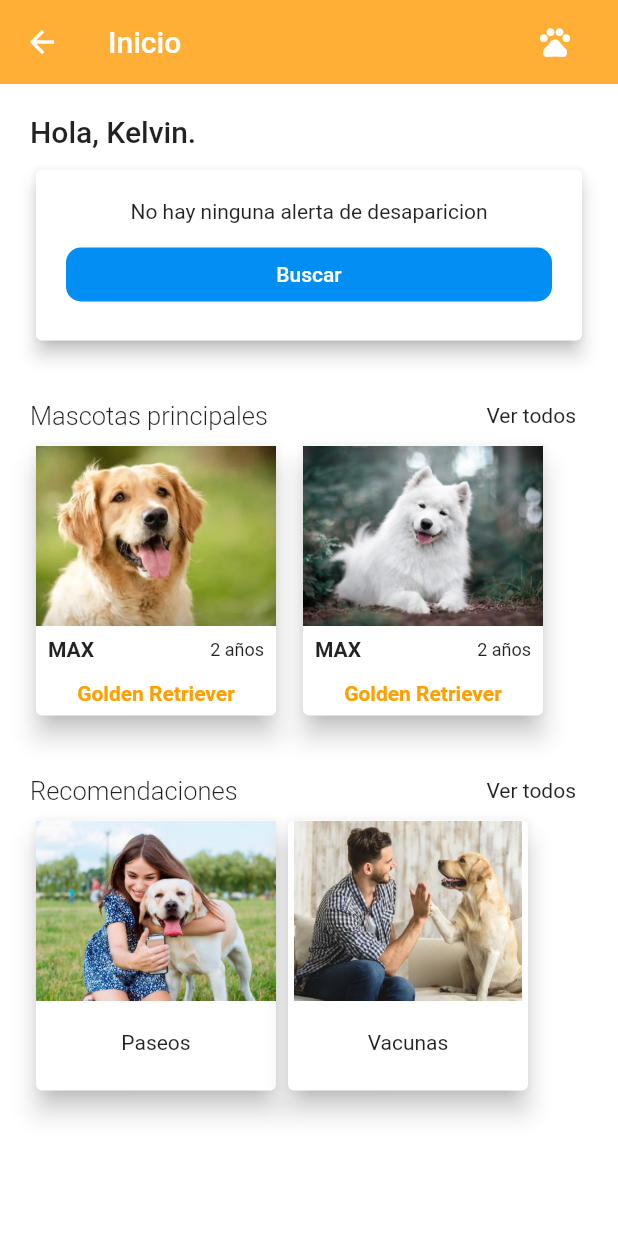
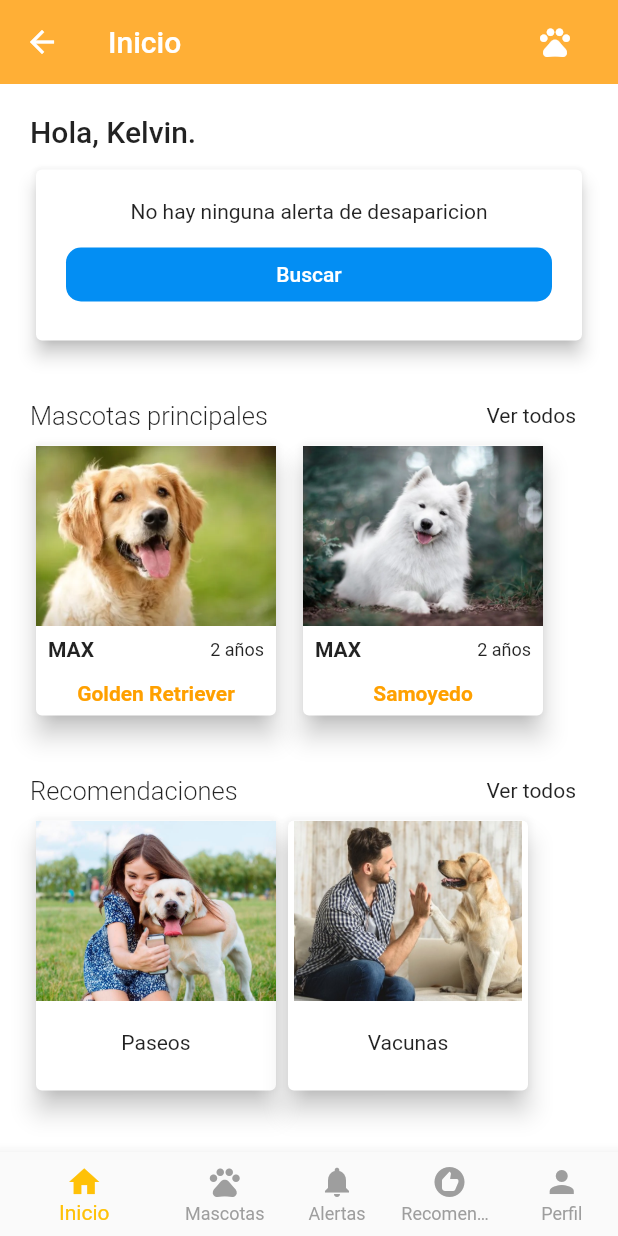
Before and after one commit to jrpardo92/petApp, a Flutter app: the LoginScreen screen opened by its route, after a tap on "Ingresar", on a phone screen of 412 x 824 dp. Run offline on Flutter 3.47's test engine with Material 2 defaults, Android fonts, the light colour scheme and no system bars.

Commit message:
barra de navegacion

```diff
--- /dev/null
+++ b/lib/Screens/botton_navigation_screen.dart
@@ -0,0 +1,44 @@
+import 'package:flutter/material.dart';
+import 'package:pet_app/Screens/screens.dart';
+import 'package:provider/provider.dart';
+
+import '../providers/ui_provider.dart';
+import '../widgets/custom_navigatorbar.dart';
+
+class Btn_Navigation_Screen extends StatelessWidget {
+  const Btn_Navigation_Screen({Key? key}) : super(key: key);
+
+  @override
+  Widget build(BuildContext context) {
+    return Scaffold(
+      body: _HomePageBody(),
+      bottomNavigationBar: customNavigationBar(),
+    );
+  }
+}
+
+class _HomePageBody extends StatelessWidget {
+  const _HomePageBody({Key? key}) : super(key: key);
+
+  @override
+  Widget build(BuildContext context) {
+    // obtener el selected opt
+    final uiProvier = Provider.of<UiProvider>(context);
+    final currentIndex = uiProvier.selectMenuOpt;
+    // final currentIndex = 1;
+    switch (currentIndex) {
+      case 0:
+        return HomeScreen();
+      case 1:
+        return PetsScreen();
+      case 2:
+        return AlertsScreen();
+      case 3:
+        return RecomendationsScreen();
+      case 4:
+        return SettingsScreen();
+      default:
+        return HomeScreen();
+    }
+  }
+}
--- a/lib/Screens/home_screen.dart
+++ b/lib/Screens/home_screen.dart
@@ -1,8 +1,12 @@
 // ignore_for_file: camel_case_types
 
 import 'package:flutter/material.dart';
+import 'package:pet_app/Screens/screens.dart';
+import 'package:provider/provider.dart';
 
+import '../providers/ui_provider.dart';
 import '../theme/app_theme.dart';
+import '../widgets/custom_navigatorbar.dart';
 
 class HomeScreen extends StatelessWidget {
   const HomeScreen({Key? key}) : super(key: key);
@@ -174,7 +178,7 @@ class _cardpet2 extends StatelessWidget {
                   padding:
                       const EdgeInsets.symmetric(horizontal: 8.0, vertical: 5),
                   child: Text(
-                    'Golden Retriever',
+                    'Samoyedo',
                     style: TextStyle(
                         color: Colors.amber[700], fontWeight: FontWeight.w600),
                   ),
--- a/lib/Screens/login_screen.dart
+++ b/lib/Screens/login_screen.dart
@@ -93,7 +93,7 @@ class _loginForm extends StatelessWidget {
                 ),
                 // TODO: boton de ingresar
                 onPressed: () {
-                  Navigator.pushNamed(context, 'home');
+                  Navigator.pushNamed(context, 'btn_navigation');
                 })
           ],
         ),
--- a/lib/Screens/screens.dart
+++ b/lib/Screens/screens.dart
@@ -9,3 +9,4 @@ export 'package:pet_app/Screens/recomendations_screen.dart';
 export 'package:pet_app/Screens/searchPet_screen.dart';
 export 'package:pet_app/Screens/settings_screen.dart';
 export 'package:pet_app/Screens/userRegister_screen.dart';
+export 'package:pet_app/Screens/botton_navigation_screen.dart';
--- a/lib/main.dart
+++ b/lib/main.dart
@@ -1,6 +1,8 @@
+import 'package:pet_app/providers/ui_provider.dart';
 import 'package:pet_app/router/app_routes.dart';
 import 'package:flutter/material.dart';
 import 'package:pet_app/theme/app_theme.dart';
+import 'package:provider/provider.dart';
 
 void main() => runApp(MyApp());
 
@@ -9,12 +11,17 @@ class MyApp extends StatelessWidget {
 
   @override
   Widget build(BuildContext context) {
-    return MaterialApp(
-      debugShowCheckedModeBanner: false,
-      title: 'Material App',
-      initialRoute: AppRouter.initialRoute,
-      routes: AppRouter.routes,
-      theme: AppTheme.ligthTheme,
+    return MultiProvider(
+      providers: [
+        ChangeNotifierProvider(create: (_) => new UiProvider()),
+      ],
+      child: MaterialApp(
+        debugShowCheckedModeBanner: false,
+        title: 'Material App',
+        initialRoute: AppRouter.initialRoute,
+        routes: AppRouter.routes,
+        theme: AppTheme.ligthTheme,
+      ),
     );
   }
 }
--- /dev/null
+++ b/lib/providers/ui_provider.dart
@@ -0,0 +1,16 @@
+// ignore_for_file: unnecessary_this
+
+import 'package:flutter/material.dart';
+
+class UiProvider extends ChangeNotifier {
+  int _selectMenuOpt = 0;
+
+  int get selectMenuOpt {
+    return this._selectMenuOpt;
+  }
+
+  set selectMenuOpt(int i) {
+    this._selectMenuOpt = i;
+    notifyListeners();
+  }
+}
--- a/lib/router/app_routes.dart
+++ b/lib/router/app_routes.dart
@@ -19,5 +19,6 @@ class AppRouter {
     'searchPet': (context) => const SearchPetScreen(),
     'settings': (context) => const SettingsScreen(),
     'userRegister': (context) => const UserRegisterScreen(),
+    'btn_navigation': (context) => const Btn_Navigation_Screen(),
   };
 }
--- /dev/null
+++ b/lib/widgets/custom_navigatorbar.dart
@@ -0,0 +1,40 @@
+import 'package:flutter/material.dart';
+import 'package:provider/provider.dart';
+
+import '../providers/ui_provider.dart';
+
+class customNavigationBar extends StatelessWidget {
+  @override
+  Widget build(BuildContext context) {
+    final uiProvier = Provider.of<UiProvider>(context);
+    final currentIndexApp = uiProvier.selectMenuOpt;
+
+    return BottomNavigationBar(
+      onTap: (int i) => uiProvier.selectMenuOpt = i,
+      currentIndex: currentIndexApp,
+      showUnselectedLabels: true,
+      fixedColor: Colors.amber,
+      unselectedItemColor: Colors.grey,
+      items: const [
+        BottomNavigationBarItem(
+          icon: Icon(Icons.home),
+          label: "Inicio",
+        ),
+        BottomNavigationBarItem(
+          icon: Icon(Icons.pets),
+          label: "Mascotas",
+        ),
+        BottomNavigationBarItem(
+          icon: Icon(Icons.notifications),
+          label: "Alertas",
+        ),
+        BottomNavigationBarItem(
+            icon: Icon(Icons.recommend), label: "Recomendaciones"),
+        BottomNavigationBarItem(
+          icon: Icon(Icons.person),
+          label: "Perfil",
+        ),
+      ],
+    );
+  }
+}
--- a/pubspec.yaml
+++ b/pubspec.yaml
@@ -34,6 +34,7 @@ dependencies:
   # The following adds the Cupertino Icons font to your application.
   # Use with the CupertinoIcons class for iOS style icons.
   cupertino_icons: ^1.0.2
+  provider: ^6.0.3
 
 dev_dependencies:
   flutter_test:
```
Also changed, not shown: pubspec.lock.
